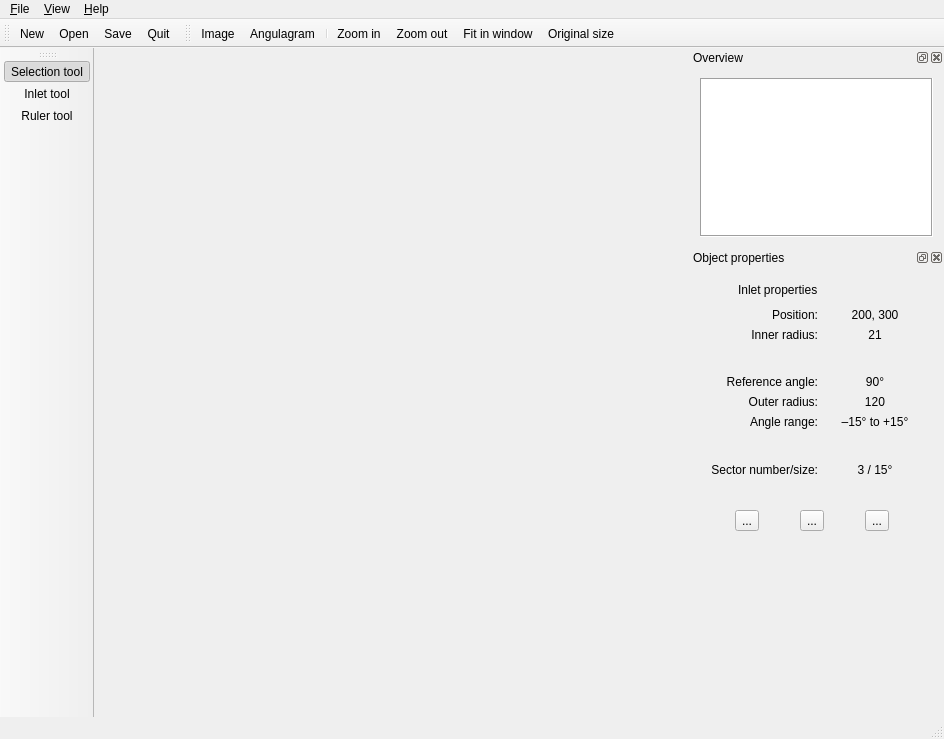
This is topino/ui/mainwindow.ui in XXY1227/topino as Qt 5 draws it before an edit. The edited form follows.
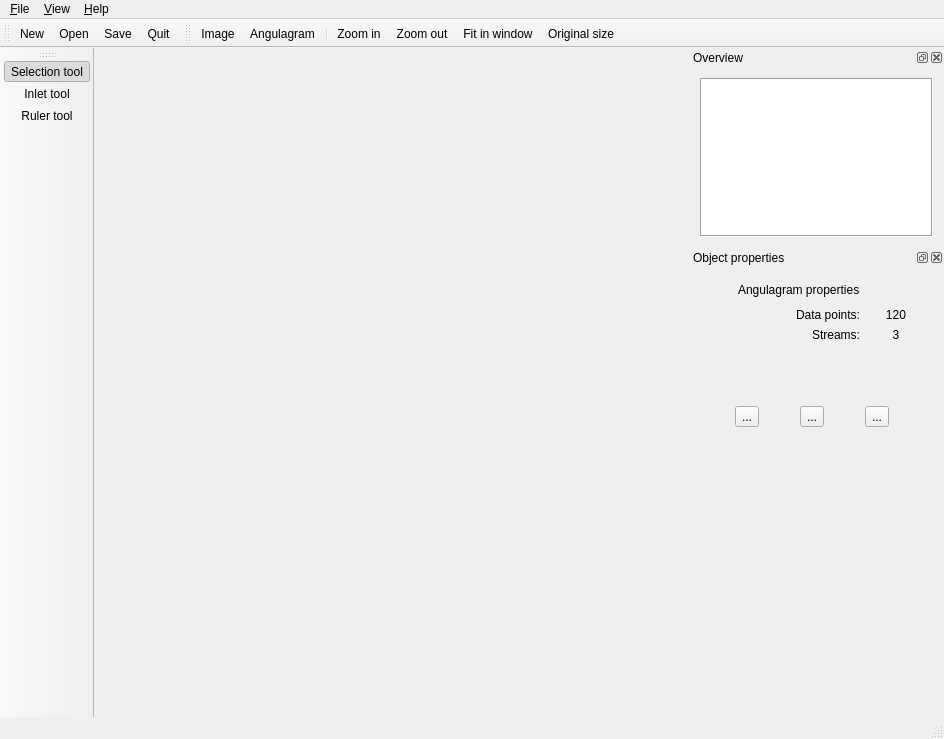
This is the edited form. Icons and pictures are not drawn.

Commit message: Added basic angulagram property page

```diff
--- a/topino/ui/mainwindow.ui
+++ b/topino/ui/mainwindow.ui
@@ -207,7 +207,7 @@
        <x>0</x>
        <y>0</y>
        <width>248</width>
-       <height>302</height>
+       <height>331</height>
       </rect>
      </property>
      <property name="sizePolicy">
@@ -226,7 +226,7 @@
       <number>1</number>
      </property>
      <property name="currentIndex">
-      <number>3</number>
+      <number>4</number>
      </property>
      <widget class="QWidget" name="general">
       <layout class="QGridLayout" name="gridLayout_4">
@@ -1202,6 +1202,208 @@
        </item>
       </layout>
      </widget>
+     <widget class="QWidget" name="page_2">
+      <layout class="QGridLayout" name="gridLayout">
+       <item row="0" column="1">
+        <widget class="QLabel" name="label_17">
+         <property name="text">
+          <string>Angulagram properties</string>
+         </property>
+        </widget>
+       </item>
+       <item row="0" column="0">
+        <widget class="QLabel" name="label_15">
+         <property name="minimumSize">
+          <size>
+           <width>32</width>
+           <height>24</height>
+          </size>
+         </property>
+         <property name="maximumSize">
+          <size>
+           <width>32</width>
+           <height>24</height>
+          </size>
+         </property>
+         <property name="text">
+          <string/>
+         </property>
+         <property name="textFormat">
+          <enum>Qt::PlainText</enum>
+         </property>
+         <property name="pixmap">
+          <pixmap resource="../topino.qrc">:/ui/toolicons/angulagram.png</pixmap>
+         </property>
+         <property name="scaledContents">
+          <bool>false</bool>
+         </property>
+        </widget>
+       </item>
+       <item row="2" column="2">
+        <widget class="QLabel" name="propInletPos_3">
+         <property name="sizePolicy">
+          <sizepolicy hsizetype="Preferred" vsizetype="Preferred">
+           <horstretch>5</horstretch>
+           <verstretch>0</verstretch>
+          </sizepolicy>
+         </property>
+         <property name="text">
+          <string>3</string>
+         </property>
+         <property name="alignment">
+          <set>Qt::AlignCenter</set>
+         </property>
+        </widget>
+       </item>
+       <item row="1" column="2">
+        <widget class="QLabel" name="propInletPos_2">
+         <property name="sizePolicy">
+          <sizepolicy hsizetype="Preferred" vsizetype="Preferred">
+           <horstretch>5</horstretch>
+           <verstretch>0</verstretch>
+          </sizepolicy>
+         </property>
+         <property name="text">
+          <string>120</string>
+         </property>
+         <property name="alignment">
+          <set>Qt::AlignCenter</set>
+         </property>
+        </widget>
+       </item>
+       <item row="3" column="0" colspan="3">
+        <spacer name="verticalSpacer_12">
+         <property name="orientation">
+          <enum>Qt::Vertical</enum>
+         </property>
+         <property name="sizeHint" stdset="0">
+          <size>
+           <width>20</width>
+           <height>20</height>
+          </size>
+         </property>
+        </spacer>
+       </item>
+       <item row="4" column="0" colspan="3">
+        <layout class="QHBoxLayout" name="horizontalLayout_6" stretch="0,0,0">
+         <item>
+          <widget class="QToolButton" name="toolEditImage_5">
+           <property name="toolTip">
+            <string>Preprocess image</string>
+           </property>
+           <property name="statusTip">
+            <string>Select options for preprocessing the image to make it ready for angulargram creation</string>
+           </property>
+           <property name="text">
+            <string>...</string>
+           </property>
+           <property name="icon">
+            <iconset resource="../topino.qrc">
+             <normaloff>:/ui/toolicons/angulagram.png</normaloff>:/ui/toolicons/angulagram.png</iconset>
+           </property>
+           <property name="iconSize">
+            <size>
+             <width>64</width>
+             <height>32</height>
+            </size>
+           </property>
+          </widget>
+         </item>
+         <item>
+          <widget class="QToolButton" name="toolSwitchImage_5">
+           <property name="toolTip">
+            <string>Swap source and processed image</string>
+           </property>
+           <property name="statusTip">
+            <string>Swap source and processed image</string>
+           </property>
+           <property name="text">
+            <string>...</string>
+           </property>
+           <property name="icon">
+            <iconset resource="../topino.qrc">
+             <normaloff>:/ui/toolicons/angulagram.png</normaloff>:/ui/toolicons/angulagram.png</iconset>
+           </property>
+           <property name="iconSize">
+            <size>
+             <width>64</width>
+             <height>32</height>
+            </size>
+           </property>
+          </widget>
+         </item>
+         <item>
+          <widget class="QToolButton" name="toolResetImage_5">
+           <property name="toolTip">
+            <string>Resets the processed image</string>
+           </property>
+           <property name="statusTip">
+            <string>Resets the processed image back to the source image and all processing parameters to default</string>
+           </property>
+           <property name="text">
+            <string>...</string>
+           </property>
+           <property name="icon">
+            <iconset resource="../topino.qrc">
+             <normaloff>:/ui/toolicons/angulagram.png</normaloff>:/ui/toolicons/angulagram.png</iconset>
+           </property>
+           <property name="iconSize">
+            <size>
+             <width>64</width>
+             <height>32</height>
+            </size>
+           </property>
+          </widget>
+         </item>
+        </layout>
+       </item>
+       <item row="2" column="0" colspan="2">
+        <widget class="QLabel" name="label_20">
+         <property name="sizePolicy">
+          <sizepolicy hsizetype="Preferred" vsizetype="Preferred">
+           <horstretch>1</horstretch>
+           <verstretch>0</verstretch>
+          </sizepolicy>
+         </property>
+         <property name="text">
+          <string>Streams:</string>
+         </property>
+         <property name="alignment">
+          <set>Qt::AlignRight|Qt::AlignTrailing|Qt::AlignVCenter</set>
+         </property>
+        </widget>
+       </item>
+       <item row="1" column="0" colspan="2">
+        <widget class="QLabel" name="label_18">
+         <property name="sizePolicy">
+          <sizepolicy hsizetype="Preferred" vsizetype="Preferred">
+           <horstretch>1</horstretch>
+           <verstretch>0</verstretch>
+          </sizepolicy>
+         </property>
+         <property name="text">
+          <string>Data points:</string>
+         </property>
+         <property name="alignment">
+          <set>Qt::AlignRight|Qt::AlignTrailing|Qt::AlignVCenter</set>
+         </property>
+        </widget>
+       </item>
+       <item row="5" column="0" colspan="3">
+        <spacer name="verticalSpacer_13">
+         <property name="orientation">
+          <enum>Qt::Vertical</enum>
+         </property>
+         <property name="sizeHint" stdset="0">
+          <size>
+           <width>20</width>
+           <height>160</height>
+          </size>
+         </property>
+        </spacer>
+       </item>
+      </layout>
+     </widget>
     </widget>
    </widget>
   </widget>
```
The commit also changes 1 other file.
